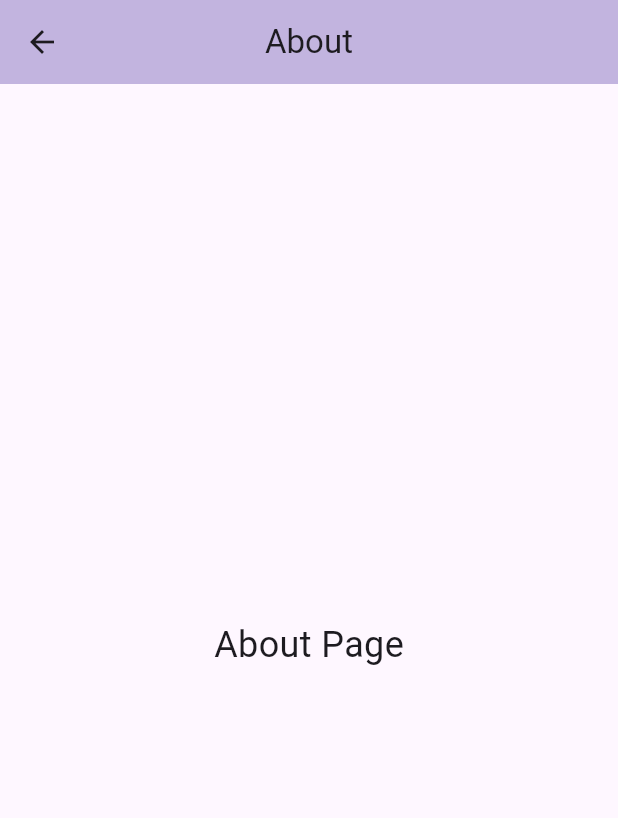
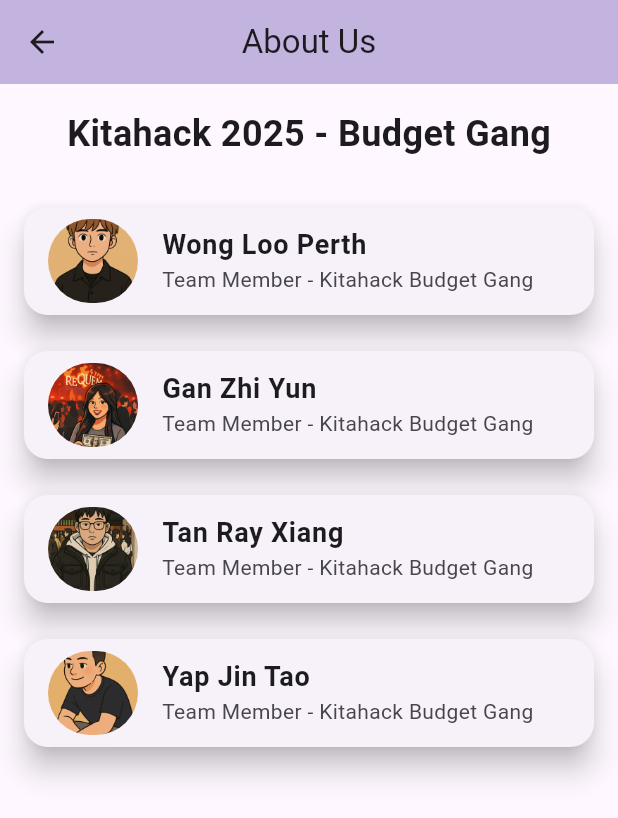
Before and after one commit to JinTao0813/kitahack_budget_gang, a Flutter app: the AboutPage screen opened directly, on a phone screen of 412 x 824 dp. Shown: the top 818 px of the screen. Run offline on Flutter 3.47's test engine with Material 3 defaults, Android fonts, the phone set to English and light mode, and no system bars; our stand-ins replace animate_do, camera, flutter_markdown; missing offline and left inert: tflite_flutter; network calls fail.

Commit message:
Finish integrate with gemini and about us page

```diff
--- a/lib/pages/about_page.dart
+++ b/lib/pages/about_page.dart
@@ -1,25 +1,70 @@
 import 'package:flutter/material.dart';
+import 'package:animate_do/animate_do.dart';
 
 class AboutPage extends StatelessWidget {
   const AboutPage({super.key});
+
+  final List<Map<String, String>> teamMembers = const [
+    {'name': 'Wong Loo Perth', 'image': 'assets/wong.png'},
+    {'name': 'Gan Zhi Yun', 'image': 'assets/gan.png'},
+    {'name': 'Tan Ray Xiang', 'image': 'assets/tan.png'},
+    {'name': 'Yap Jin Tao', 'image': 'assets/yap.png'},
+  ];
 
   @override
   Widget build(BuildContext context) {
     return Scaffold(
       appBar: AppBar(
-        title: const Text('About'),
+        title: const Text('About Us'),
         centerTitle: true,
         backgroundColor: Colors.deepPurple[100],
         elevation: 20,
       ),
-      body: Center(
-        child: Column(
-          mainAxisAlignment: MainAxisAlignment.center,
-          children: const [
-            Text('About Page', style: TextStyle(fontSize: 24)),
-            SizedBox(height: 20),
-          ],
-        ),
+      body: ListView(
+        padding: const EdgeInsets.all(16),
+        children: [
+          Center(
+            child: FadeInDown(
+              duration: const Duration(milliseconds: 800),
+              child: const Text(
+                'Kitahack 2025 - Budget Gang',
+                style: TextStyle(fontSize: 24, fontWeight: FontWeight.bold),
+              ),
+            ),
+          ),
+          const SizedBox(height: 20),
+          ...teamMembers.map(
+            (member) => FadeInUp(
+              duration: const Duration(milliseconds: 600),
+              child: Card(
+                shape: RoundedRectangleBorder(
+                  borderRadius: BorderRadius.circular(16),
+                ),
+                elevation: 8,
+                margin: const EdgeInsets.symmetric(vertical: 12),
+                child: ListTile(
+                  leading: ClipRRect(
+                    borderRadius: BorderRadius.circular(50),
+                    child: Image.asset(
+                      member['image']!,
+                      width: 60,
+                      height: 60,
+                      fit: BoxFit.cover,
+                    ),
+                  ),
+                  title: Text(
+                    member['name']!,
+                    style: const TextStyle(
+                      fontSize: 18,
+                      fontWeight: FontWeight.w600,
+                    ),
+                  ),
+                  subtitle: const Text('Team Member - Kitahack Budget Gang'),
+                ),
+              ),
+            ),
+          ),
+        ],
       ),
     );
   }
```
Also changed, not shown: lib/pages/camera_screen.dart (+10 -3 lines), lib/pages/home_page.dart (+81 -15 lines), lib/services/gemini_service.dart (added, +46 -0 lines), pubspec.yaml (+8 -2 lines), assets/gan.png (added), assets/tan.png (added), assets/wong.png (added), assets/yap.png (added), pubspec.lock, 1 other file.
